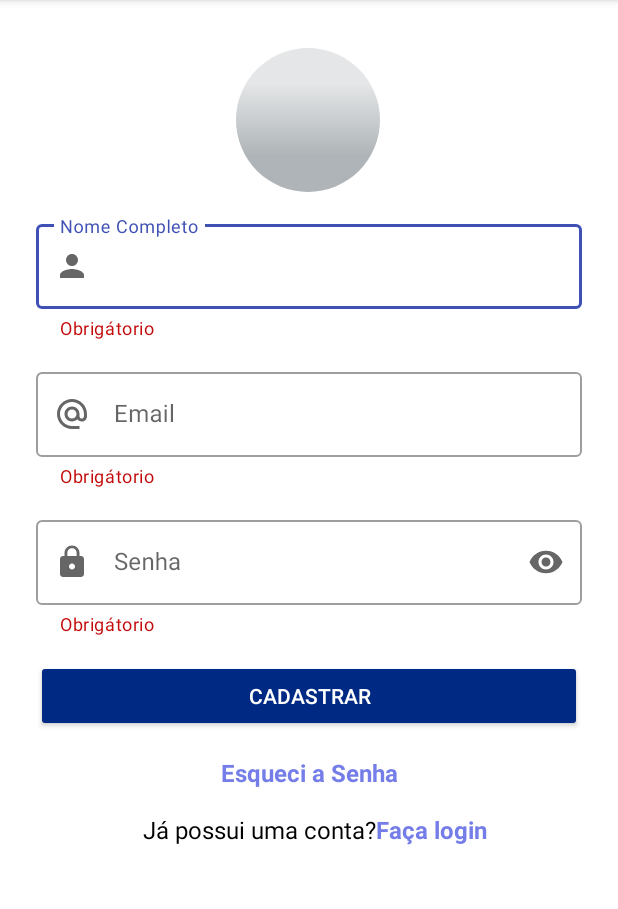
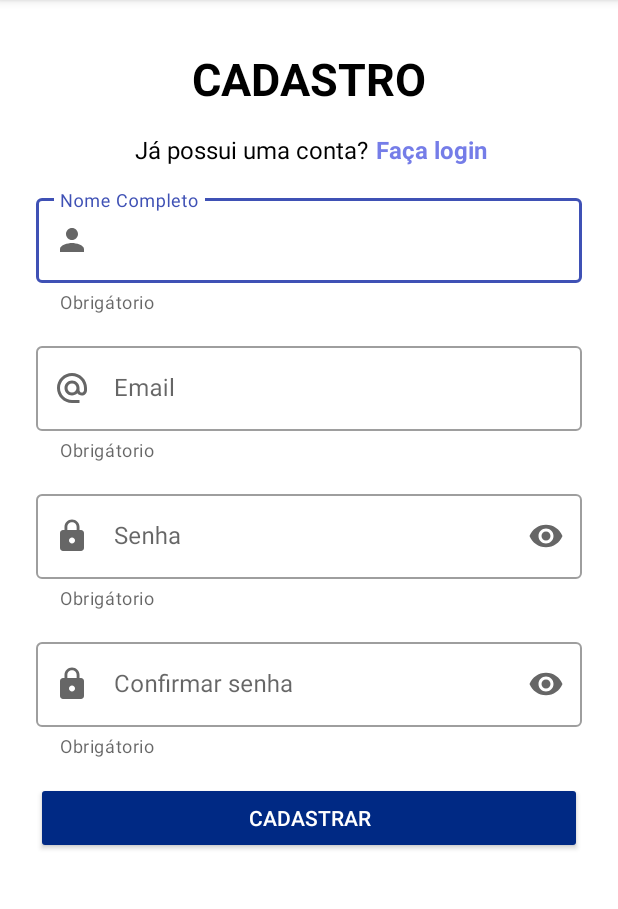
Before and after one commit to julianawl/technical-works-central, an Android app: the fragment RegisterFragment shown on its own in the app's theme, on a phone screen of 412 x 824 dp, the part 84-993 px from its top. Run offline under Robolectric (Android 15) with nearby library versions, the phone set to English and light mode, and no system bars; 7 statements that could not run were skipped.

Commit message:
Configuração do Koin, alterações de layout, validações de login e cadastro

```diff
--- a/app/src/main/java/br/com/labdev/technicalworkcentral/di/Modules.kt
+++ b/app/src/main/java/br/com/labdev/technicalworkcentral/di/Modules.kt
@@ -1,5 +1,6 @@
 package br.com.labdev.technicalworkcentral.di
 
+import br.com.labdev.technicalworkcentral.data.repository.UserRepository
 import br.com.labdev.technicalworkcentral.ui.details.DetailsViewModel
 import br.com.labdev.technicalworkcentral.ui.documentregistration.DocumentRegistrationViewModel
 import br.com.labdev.technicalworkcentral.ui.home.viewmodel.HomeViewModel
@@ -22,7 +23,8 @@ val homeModule = module {
 }
 
 val loginModule = module {
-    viewModel { LoginViewModel() }
+    viewModel { LoginViewModel(repository = get()) }
+    single { UserRepository() }
 }
 
 val profileModule = module {
@@ -30,5 +32,5 @@ val profileModule = module {
 }
 
 val registerModule = module {
-    viewModel { RegisterViewModel() }
+    viewModel { RegisterViewModel(repository = get()) }
 }
--- a/app/src/main/java/br/com/labdev/technicalworkcentral/ui/register/RegisterFragment.kt
+++ b/app/src/main/java/br/com/labdev/technicalworkcentral/ui/register/RegisterFragment.kt
@@ -5,18 +5,68 @@ import androidx.fragment.app.Fragment
 import android.view.LayoutInflater
 import android.view.View
 import android.view.ViewGroup
+import android.widget.Toast
+import androidx.navigation.fragment.findNavController
 import br.com.labdev.technicalworkcentral.R
+import br.com.labdev.technicalworkcentral.databinding.FragmentLoginBinding
+import br.com.labdev.technicalworkcentral.databinding.FragmentRegisterBinding
+import br.com.labdev.technicalworkcentral.observe
+import br.com.labdev.technicalworkcentral.ui.login.LoginViewModel
+import org.koin.androidx.viewmodel.ext.android.viewModel
 
 class RegisterFragment : Fragment() {
 
-    private lateinit var registerViewModel: RegisterViewModel
+    private val viewModel by viewModel<RegisterViewModel>()
+    private var _binding: FragmentRegisterBinding? = null
+    private val binding get() = _binding!!
+    private val controller by lazy { findNavController() }
 
     override fun onCreateView(
         inflater: LayoutInflater, container: ViewGroup?,
         savedInstanceState: Bundle?
-    ): View? {
-        // Inflate the layout for this fragment
-        return inflater.inflate(R.layout.fragment_register, container, false)
+    ): View {
+        _binding = FragmentRegisterBinding.inflate(inflater, container, false)
+        return binding.root
     }
 
+    override fun onViewCreated(view: View, savedInstanceState: Bundle?) {
+        super.onViewCreated(view, savedInstanceState)
+        setRegister()
+        inscribeObservers()
+    }
+
+    private fun setRegister() {
+        val fullName = binding.tvNameText.editableText.toString()
+        val email = binding.tvEmailRegisterText.editableText.toString()
+        val password = binding.tvPasswordRegisterText.editableText.toString()
+        val confirmPassword = binding.tvConfirmPasswordRegisterText.editableText.toString()
+
+        viewModel.validateCredentials(fullName, email, password, confirmPassword)
+    }
+
+    private fun inscribeObservers(){
+        observe(viewModel.anythingIsBlankError){
+            Toast.makeText(requireContext(),
+                "Campos obrigatórios vazios", Toast.LENGTH_SHORT).show()
+        }
+        observe(viewModel.emailIsInvalidError){
+            Toast.makeText(requireContext(),
+                "E-mail inválido", Toast.LENGTH_SHORT).show()
+        }
+        observe(viewModel.passwordIsInvalidError){
+            Toast.makeText(requireContext(),
+                "Senha deve ter no mínimo 6 caracteres", Toast.LENGTH_SHORT).show()
+        }
+        observe(viewModel.passwordIsDifferentError){
+            Toast.makeText(requireContext(),
+                "Senhas diferentes", Toast.LENGTH_SHORT).show()
+        }
+        observe(viewModel.registerSucceed){
+            goToProfile()
+        }
+    }
+
+    private fun goToProfile() {
+        controller.navigate(RegisterFragmentDirections.actionRegisterFragmentToNavigationProfile())
+    }
 }
--- a/app/src/main/res/layout/fragment_document_registration.xml
+++ b/app/src/main/res/layout/fragment_document_registration.xml
@@ -62,6 +62,7 @@
     </com.google.android.material.textfield.TextInputLayout>
 
     <com.google.android.material.textfield.TextInputLayout
+        style="@style/Widget.MaterialComponents.TextInputLayout.OutlinedBox"
         android:id="@+id/tvStudyAreaLayout"
         android:layout_width="match_parent"
         android:layout_height="wrap_content"
@@ -82,6 +83,7 @@
     </com.google.android.material.textfield.TextInputLayout>
 
     <com.google.android.material.textfield.TextInputLayout
+        style="@style/Widget.MaterialComponents.TextInputLayout.OutlinedBox"
         android:id="@+id/tvKeyWordLayout"
         android:layout_width="match_parent"
         android:layout_height="wrap_content"
--- a/app/src/main/res/layout/fragment_register.xml
+++ b/app/src/main/res/layout/fragment_register.xml
@@ -6,18 +6,43 @@
     android:layout_height="match_parent"
     tools:context=".ui.register.RegisterFragment">
 
-
-    <de.hdodenhof.circleimageview.CircleImageView
-        android:id="@+id/civProfileImageRegister"
-        android:layout_width="96dp"
-        android:layout_height="96dp"
-        android:layout_centerInParent="true"
+    <TextView
+        android:id="@+id/tvRegister"
+        android:layout_width="wrap_content"
+        android:layout_height="wrap_content"
         android:layout_marginTop="32dp"
-        android:src="@drawable/profile_image_original"
+        android:text="CADASTRO"
+        android:textColor="@color/black"
+        android:textStyle="bold"
+        android:textSize="30sp"
         app:layout_constraintEnd_toEndOf="parent"
-        app:layout_constraintHorizontal_bias="0.498"
         app:layout_constraintStart_toStartOf="parent"
         app:layout_constraintTop_toTopOf="parent" />
+
+    <TextView
+        android:id="@+id/tvHaveAccount"
+        android:layout_width="wrap_content"
+        android:layout_height="wrap_content"
+        android:layout_marginTop="16dp"
+        android:layout_marginEnd="5dp"
+        android:text="@string/haveAccount_register"
+        android:textColor="@color/black"
+        android:textSize="16sp"
+        app:layout_constraintEnd_toStartOf="@+id/tvSignIn"
+        app:layout_constraintTop_toBottomOf="@+id/tvRegister" />
+
+    <TextView
+        android:id="@+id/tvSignIn"
+        android:layout_width="wrap_content"
+        android:layout_height="wrap_content"
+        android:text="@string/signin_register"
+        android:textColor="@color/blueish_light"
+        android:textSize="16sp"
+        android:textStyle="bold"
+        android:layout_marginEnd="87dp"
+        app:layout_constraintEnd_toEndOf="parent"
+        app:layout_constraintTop_toTopOf="@id/tvHaveAccount"
+        app:layout_constraintBottom_toBottomOf="@id/tvHaveAccount"/>
 
     <com.google.android.material.textfield.TextInputLayout
         style="@style/Widget.MaterialComponents.TextInputLayout.OutlinedBox"
@@ -29,12 +54,11 @@
         android:layout_marginEnd="24dp"
         android:hint="@string/name_register"
         app:helperText="@string/required_login"
-        app:helperTextTextColor="@color/red"
         app:startIconDrawable="@drawable/ic_person"
         app:endIconMode="clear_text"
         app:layout_constraintEnd_toEndOf="parent"
         app:layout_constraintStart_toStartOf="parent"
-        app:layout_constraintTop_toBottomOf="@+id/civProfileImageRegister">
+        app:layout_constraintTop_toBottomOf="@id/tvHaveAccount">
 
         <com.google.android.material.textfield.TextInputEditText
             android:id="@+id/tvNameText"
@@ -52,7 +76,6 @@
         android:layout_marginEnd="24dp"
         android:hint="@string/email_login"
         app:helperText="@string/required_login"
-        app:helperTextTextColor="@color/red"
         app:startIconDrawable="@drawable/ic_email"
         app:endIconMode="clear_text"
         app:layout_constraintEnd_toEndOf="parent"
@@ -75,7 +98,6 @@
         android:layout_marginEnd="24dp"
         android:hint="@string/password_login"
         app:helperText="@string/required_login"
-        app:helperTextTextColor="@color/red"
         app:startIconDrawable="@drawable/ic_lock"
         app:endIconMode="password_toggle"
         app:layout_constraintEnd_toEndOf="parent"
@@ -89,8 +111,31 @@
             android:layout_height="wrap_content" />
     </com.google.android.material.textfield.TextInputLayout>
 
+    <com.google.android.material.textfield.TextInputLayout
+        style="@style/Widget.MaterialComponents.TextInputLayout.OutlinedBox"
+        android:id="@+id/tvConfirmPasswordRegistLayout"
+        android:layout_width="match_parent"
+        android:layout_height="wrap_content"
+        android:layout_marginStart="24dp"
+        android:layout_marginTop="16dp"
+        android:layout_marginEnd="24dp"
+        android:hint="@string/confirmar_senha"
+        app:helperText="@string/required_login"
+        app:startIconDrawable="@drawable/ic_lock"
+        app:endIconMode="password_toggle"
+        app:layout_constraintTop_toBottomOf="@id/tvPasswordRegistLayout"
+        app:layout_constraintEnd_toEndOf="parent"
+        app:layout_constraintStart_toStartOf="parent">
+
+        <com.google.android.material.textfield.TextInputEditText
+            android:id="@+id/tvConfirmPasswordRegisterText"
+            android:inputType="textPassword"
+            android:layout_width="match_parent"
+            android:layout_height="wrap_content" />
+    </com.google.android.material.textfield.TextInputLayout>
+
     <androidx.appcompat.widget.AppCompatButton
-        android:id="@+id/btnRegisterr"
+        android:id="@+id/btnRegister"
         android:layout_width="0dp"
         android:layout_height="wrap_content"
         android:layout_marginStart="24dp"
@@ -101,44 +146,6 @@
         android:textColor="@color/white"
         app:layout_constraintEnd_toEndOf="parent"
         app:layout_constraintStart_toStartOf="parent"
-        app:layout_constraintTop_toBottomOf="@+id/tvPasswordRegistLayout" />
-
-    <TextView
-        android:id="@+id/tvForgotPasssword"
-        android:layout_width="wrap_content"
-        android:layout_height="wrap_content"
-        android:layout_marginTop="16dp"
-        android:text="@string/forgotPassword_login"
-        android:textColor="@color/blueish_light"
-        android:textSize="16sp"
-        android:textStyle="bold"
-        app:layout_constraintEnd_toEndOf="parent"
-        app:layout_constraintStart_toStartOf="parent"
-        app:layout_constraintTop_toBottomOf="@+id/btnRegisterr" />
-
-    <TextView
-        android:id="@+id/tvHaveAccount"
-        android:layout_width="wrap_content"
-        android:layout_height="wrap_content"
-        android:layout_marginTop="16dp"
-        android:text="@string/haveAccount_register"
-        android:textColor="@color/black"
-        android:textSize="16sp"
-        app:layout_constraintEnd_toStartOf="@+id/tvSignIn"
-        app:layout_constraintTop_toBottomOf="@+id/tvForgotPasssword" />
-
-    <TextView
-        android:id="@+id/tvSignIn"
-        android:layout_width="wrap_content"
-        android:layout_height="wrap_content"
-        android:layout_marginTop="16dp"
-        android:layout_marginEnd="87dp"
-        android:text="@string/signin_register"
-        android:textColor="@color/blueish_light"
-        android:textSize="16sp"
-        android:textStyle="bold"
-        app:layout_constraintEnd_toEndOf="parent"
-        app:layout_constraintTop_toBottomOf="@+id/tvForgotPasssword" />
-
+        app:layout_constraintTop_toBottomOf="@+id/tvConfirmPasswordRegistLayout" />
 
 </androidx.constraintlayout.widget.ConstraintLayout>
--- a/app/src/main/res/values/strings.xml
+++ b/app/src/main/res/values/strings.xml
@@ -62,4 +62,6 @@
     <string name="palavra_chave">Palavra-chave</string>
     <string name="nome_do_orientador">Nome do Orientador</string>
     <string name="nome_do_autor">Nome do Autor</string>
+    <string name="blank_error_message">Campos obrigatórios em branco</string>
+    <string name="confirmar_senha">Confirmar senha</string>
 </resources>
```
Also changed, not shown: app/src/main/java/br/com/labdev/technicalworkcentral/ObserveExtension.kt (added, +10 -0 lines), app/src/main/java/br/com/labdev/technicalworkcentral/data/repository/UserRepository.kt (added, +11 -0 lines), app/src/main/java/br/com/labdev/technicalworkcentral/ui/login/LoginFragment.kt (+46 -3 lines), app/src/main/java/br/com/labdev/technicalworkcentral/ui/login/LoginViewModel.kt (+34 -1 lines), app/src/main/java/br/com/labdev/technicalworkcentral/ui/register/RegisterViewModel.kt (+55 -1 lines), app/src/main/res/layout/fragment_details.xml (+4 -4 lines), app/src/main/res/layout/fragment_home.xml (+4 -3 lines), app/src/main/res/layout/fragment_login.xml (+3 -5 lines), app/src/main/res/navigation/mobile_navigation.xml (+21 -0 lines).
